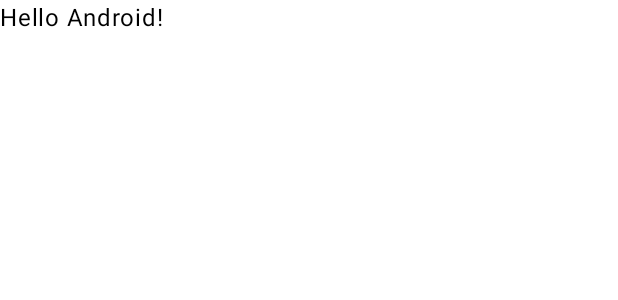
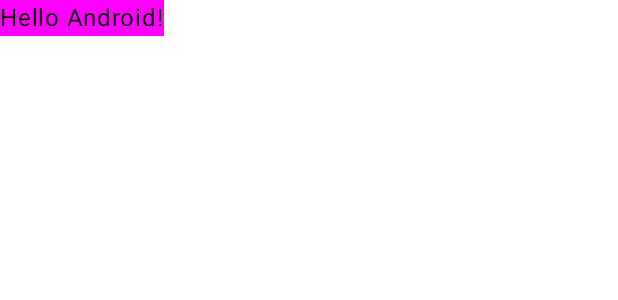
Before and after one commit to KobayashiYoh/KotlinLeaning, an Android app built with Jetpack Compose: the @Preview function GreetingPreview, on a phone screen of 412 x 824 dp. Shown: the top 300 px of the screen. Run offline under Robolectric (Android 15) with nearby library versions, the phone set to English and light mode, and no system bars.

Commit message:
feat: Greetingの背景色を設定

```diff
--- a/HappyBirthday/app/src/main/java/com/example/happybirthday/MainActivity.kt
+++ b/HappyBirthday/app/src/main/java/com/example/happybirthday/MainActivity.kt
@@ -7,9 +7,11 @@ import androidx.activity.enableEdgeToEdge
 import androidx.compose.foundation.layout.fillMaxSize
 import androidx.compose.foundation.layout.padding
 import androidx.compose.material3.Scaffold
+import androidx.compose.material3.Surface
 import androidx.compose.material3.Text
 import androidx.compose.runtime.Composable
 import androidx.compose.ui.Modifier
+import androidx.compose.ui.graphics.Color
 import androidx.compose.ui.tooling.preview.Preview
 import com.example.happybirthday.ui.theme.HappyBirthdayTheme
 
@@ -19,7 +21,7 @@ class MainActivity : ComponentActivity() {
         enableEdgeToEdge()
         setContent {
             HappyBirthdayTheme {
-                Scaffold(modifier = Modifier.fillMaxSize()) { innerPadding ->
+                Scaffold( modifier = Modifier.fillMaxSize() ) { innerPadding ->
                     Greeting(
                         name = "Android",
                         modifier = Modifier.padding(innerPadding)
@@ -32,10 +34,12 @@ class MainActivity : ComponentActivity() {
 
 @Composable
 fun Greeting(name: String, modifier: Modifier = Modifier) {
-    Text(
-        text = "Hello $name!",
-        modifier = modifier
-    )
+    Surface(color = Color.Magenta) {
+        Text(
+            text = "Hello $name!",
+            modifier = modifier
+        )
+    }
 }
 
 @Preview(showBackground = true)
```
